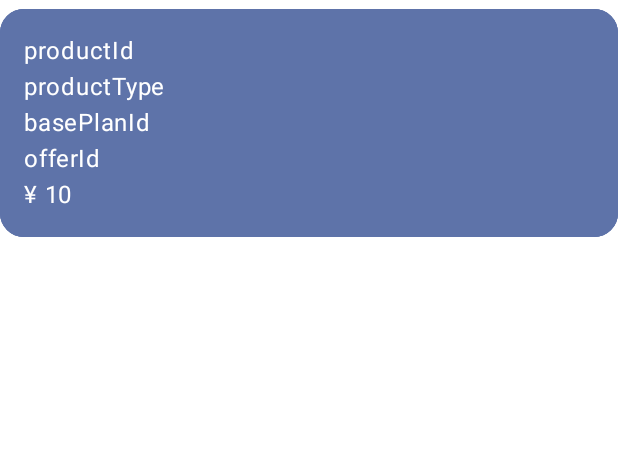
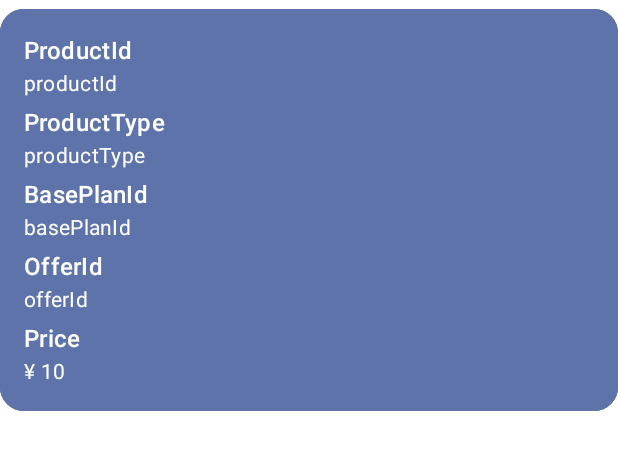
Before and after one commit to TatsukiIshijima/google-billing, an Android app built with Jetpack Compose: the @Preview function PreviewSubscriptionOfferDetailsItemBody, on a phone screen of 412 x 824 dp. Shown: the top 450 px of the screen. Run offline under Robolectric (Android 15) with nearby library versions, the phone set to English and light mode, and no system bars; libraries missing offline, so code that uses them is left out: com.android.billingclient.

Commit message:
add label

```diff
--- a/app/src/main/java/com/tatsuki/inappbilling/ui/compose/subscription/SubscriptionScreen.kt
+++ b/app/src/main/java/com/tatsuki/inappbilling/ui/compose/subscription/SubscriptionScreen.kt
@@ -1,5 +1,6 @@
 package com.tatsuki.inappbilling.ui.compose.subscription
 
+import androidx.annotation.StringRes
 import androidx.compose.foundation.layout.Arrangement
 import androidx.compose.foundation.layout.Column
 import androidx.compose.foundation.layout.Spacer
@@ -7,16 +8,16 @@ import androidx.compose.foundation.layout.fillMaxWidth
 import androidx.compose.foundation.layout.padding
 import androidx.compose.foundation.layout.size
 import androidx.compose.foundation.lazy.LazyColumn
-import androidx.compose.material3.MaterialTheme
-import androidx.compose.material3.Text
 import androidx.compose.runtime.Composable
 import androidx.compose.ui.Modifier
 import androidx.compose.ui.tooling.preview.Preview
 import androidx.compose.ui.unit.dp
+import com.tatsuki.inappbilling.R
 import com.tatsuki.inappbilling.model.ProductDetailsUiModel
 import com.tatsuki.inappbilling.model.SubscriptionOfferDetailUiModel
 import com.tatsuki.inappbilling.ui.compose.util.HeaderItem
 import com.tatsuki.inappbilling.ui.compose.util.ItemBackground
+import com.tatsuki.inappbilling.ui.compose.util.PropertyText
 import com.tatsuki.inappbilling.ui.theme.InAppBillingTheme
 
 @Composable
@@ -93,27 +94,28 @@ private fun SubscriptionOfferDetailsItemBody(
       ) {
         Column(
           modifier = Modifier
-            .fillMaxWidth()
+            .fillMaxWidth(),
+          verticalArrangement = Arrangement.spacedBy(4.dp)
         ) {
-          Text(
+          PropertyText(
+            labelId = R.string.productId_label,
             text = productDetails.productId,
-            color = MaterialTheme.colorScheme.onPrimaryContainer
           )
-          Text(
-            text = productDetails.productType,
-            color = MaterialTheme.colorScheme.onPrimaryContainer
+          PropertyText(
+            labelId = R.string.product_type_label,
+            text = productDetails.productType
           )
-          Text(
+          PropertyText(
+            labelId = R.string.base_plan_id_label,
             text = subscriptionOfferDetail.basePlanId,
-            color = MaterialTheme.colorScheme.onPrimaryContainer
           )
-          Text(
-            text = subscriptionOfferDetail.offerId,
-            color = MaterialTheme.colorScheme.onPrimaryContainer
+          PropertyText(
+            labelId = R.string.offer_id_label,
+            text = subscriptionOfferDetail.offerId
           )
-          Text(
-            text = subscriptionOfferDetail.pricingPhase.formattedPrice,
-            color = MaterialTheme.colorScheme.onPrimaryContainer
+          PropertyText(
+            labelId = R.string.price_label,
+            text = subscriptionOfferDetail.pricingPhase.formattedPrice
           )
         }
       }
--- a/app/src/main/res/values/strings.xml
+++ b/app/src/main/res/values/strings.xml
@@ -19,4 +19,5 @@
   <string name="base_plan_id_label">BasePlanId</string>
   <string name="offer_id_label">OfferId</string>
   <string name="price_label">Price</string>
+  <string name="item_name_label">Name</string>
 </resources>
```
Also changed, not shown: app/src/main/java/com/tatsuki/inappbilling/ui/compose/inappitem/InAppItemScreen.kt (+17 -15 lines), app/src/main/java/com/tatsuki/inappbilling/ui/compose/purchasehistoryrecords/PurchaseHistoryRecordsScreen.kt (+11 -14 lines), app/src/main/java/com/tatsuki/inappbilling/ui/compose/purchases/PurchasesScreen.kt (+20 -26 lines).
